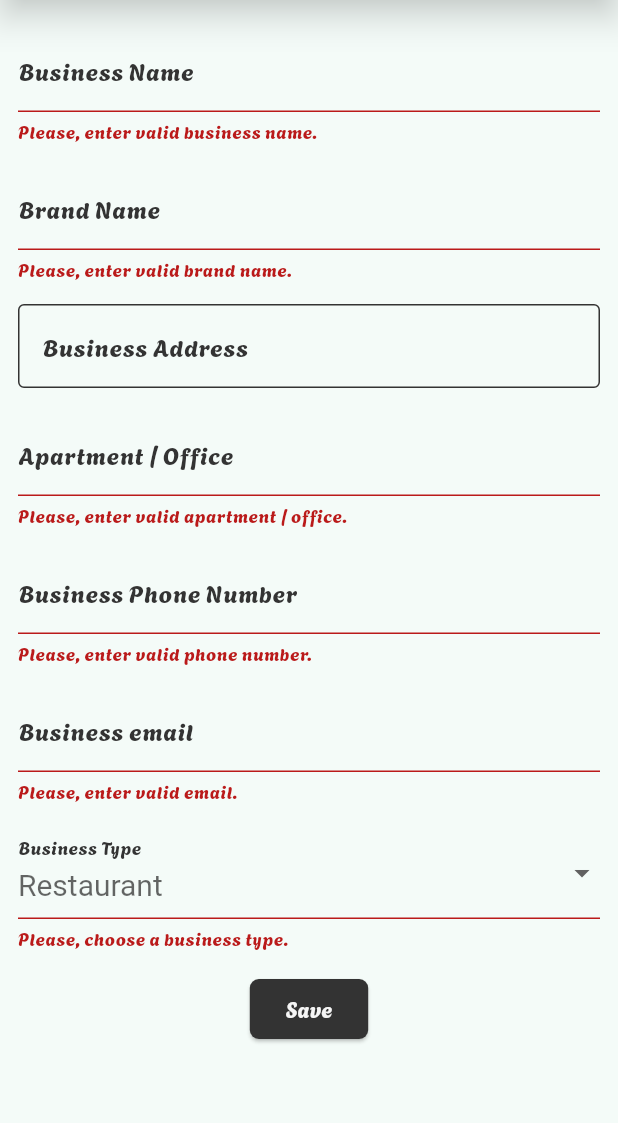
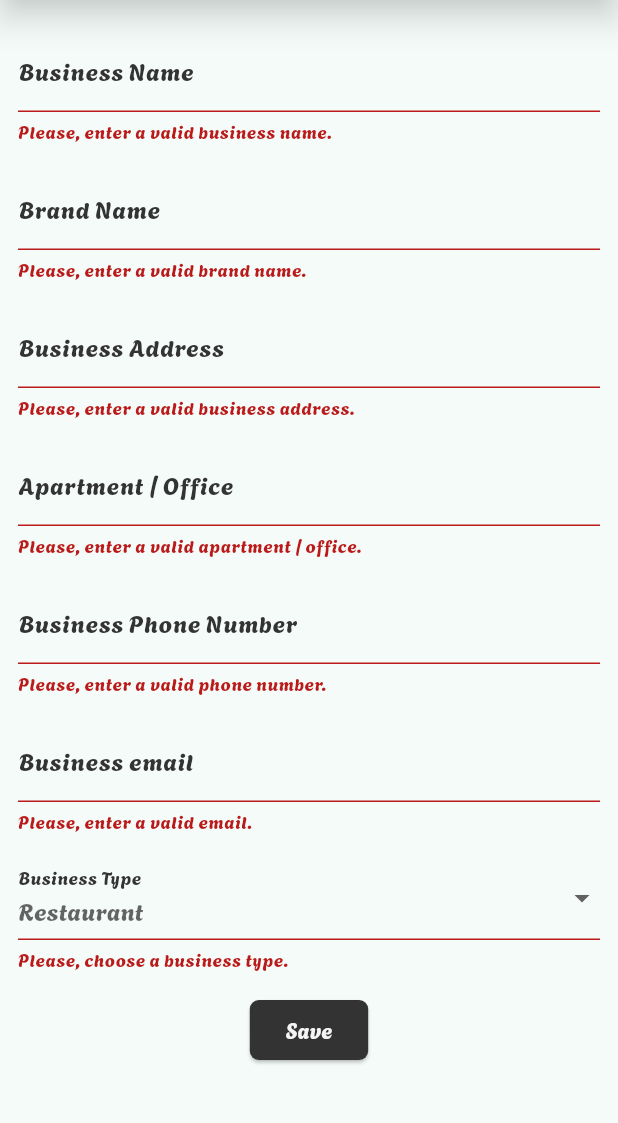
Before and after one commit to cdany840/AppointmentApp, a Flutter app: the BusinessScreen screen opened by its route, after a tap on "Save", on a phone screen of 412 x 824 dp, the part 98-1221 px from its top. Run offline on Flutter 3.47's test engine with Material 2 defaults, Android fonts, the phone set to English and light mode, and no system bars; our stand-ins replace cloud_firestore, concentric_transition, firebase_auth, firebase_core, fluttertoast, font_awesome_flutter and 3 more; accounts and stored records are empty; network calls fail.

Commit message:
Form design V1.0

```diff
--- a/lib/config/helpers/shared/regex.dart
+++ b/lib/config/helpers/shared/regex.dart
@@ -3,7 +3,7 @@
 extension Redex on String {
 
   bool get isValidEmail {
-    RegExp emailRegex = RegExp(r'^[\w-]+(\.[\w-]+)*@[\w-]+(\.[\w-]+)+$');
+    RegExp emailRegex = RegExp(r'^[a-zA-Z0-9._%+-]+@[a-zA-Z0-9.-]+\.[a-zA-Z]{2,}$');
     return emailRegex.hasMatch(this);
   }
 
@@ -23,7 +23,22 @@ extension Redex on String {
   }
 
   bool get isValidAddress{
-    RegExp addressRegex = RegExp(r'^\d*\s*(?:[A-Za-z]+\s*\d*|[A-Za-z]+)$');
+    RegExp addressRegex = RegExp(r'^(?:\d+\s)?[A-Za-z\s]+\s\d+$');
     return addressRegex.hasMatch(this);
   }
+
+  bool get isValidPrice{
+    RegExp priceRegex = RegExp(r'^\d+([.,]\d{1,2})?$');
+    return priceRegex.hasMatch(this);
+  }
+
+  bool get isValidHour{
+    RegExp priceRegex = RegExp(r'^(0[0-9]|09):([1-5][0-9])$');
+    return priceRegex.hasMatch(this);
+  }
+
+  bool get isValidApartment{
+    RegExp apartmentRegex = RegExp(r'^\d*\s*(?:[A-Za-z]+\s*\d*|[A-Za-z]+)$');
+    return apartmentRegex.hasMatch(this);
+  }
 }
--- a/lib/infrastructure/routes.dart
+++ b/lib/infrastructure/routes.dart
@@ -1,4 +1,6 @@
 import 'package:appointment_app/presentation/screens/business/business_screen.dart';
+import 'package:appointment_app/presentation/screens/business/services/add_services.dart';
+import 'package:appointment_app/presentation/screens/business/services/services_screen.dart';
 import 'package:appointment_app/presentation/screens/home/home_screen.dart';
 import 'package:appointment_app/presentation/screens/login/forgot_pass_screen.dart';
 import 'package:appointment_app/presentation/screens/login/login_screen.dart';
@@ -14,5 +16,7 @@ Map<String, WidgetBuilder> getRoutes(){
     '/forgot' : (BuildContext context) => const ForgotPassScreen(),
     '/profile' : (BuildContext context) => const ProfileScreen(),
     '/business' : (BuildContext context) => const BusinessScreen(),
+    '/services' : (BuildContext context) => const ServicesScreen(),
+    '/add_service' : (BuildContext context) => const AddService(),
   };
 }
--- a/lib/main.dart
+++ b/lib/main.dart
@@ -35,12 +35,13 @@ class MyApp extends StatelessWidget {
   Widget build(BuildContext context) {
     return MultiProvider(
       providers: [
-        ChangeNotifierProvider(create: (_) => ProviderDropdown(),)
+        ChangeNotifierProvider( create: (_) => ProviderDropdown() ),
+        ChangeNotifierProvider( create: (_) => ProviderInputTime() )
       ],
       child: MaterialApp(
         debugShowCheckedModeBanner: false,
         routes: getRoutes(),
-        title: 'AppointmentAoo',
+        title: 'AppointmentApp',
         theme: AppTheme( selectedColor: 2, fontFamily: 'Agbalumo' ).theme( Brightness.light ),
         darkTheme: AppTheme( selectedColor: 2 ).theme( Brightness.dark ),
         home: const HomeScreen(),
--- a/lib/presentation/providers/form/form_provider.dart
+++ b/lib/presentation/providers/form/form_provider.dart
@@ -9,5 +9,15 @@ class ProviderDropdown extends ChangeNotifier {
     _dropdownValue = value;
     notifyListeners();
   }
+}
 
+class ProviderInputTime extends ChangeNotifier {
+  TimeOfDay _selectedTime = const TimeOfDay(hour: 0, minute: 10);
+
+  TimeOfDay get selectedTime => _selectedTime;
+
+  set selectedTime(TimeOfDay time) {
+    _selectedTime = time;
+    notifyListeners();
+  }
 }
--- a/lib/presentation/screens/business/business_screen.dart
+++ b/lib/presentation/screens/business/business_screen.dart
@@ -17,9 +17,10 @@ class _BusinessScreenState extends State<BusinessScreen> {
   final items = [ 'Aesthetics', 'Office', 'Mechanic', 'Restaurant', 'Dentist' ];
   TextEditingController contName = TextEditingController();
   TextEditingController contSurnames = TextEditingController();
-  TextEditingController contBirthday = TextEditingController();
+  TextEditingController contAddress = TextEditingController();
+  TextEditingController contEmail = TextEditingController();
+  TextEditingController contApartment = TextEditingController();
   TextEditingController contPhone = TextEditingController();
-  TextEditingController contGender = TextEditingController();
 
   @override
   Widget build(BuildContext context) {
@@ -44,7 +45,7 @@ class _BusinessScreenState extends State<BusinessScreen> {
                   controller: contName,
                   validator: (val) {
                     if (!val!.isValidName || val.isEmpty) {
-                      return 'Please, enter valid business name.';
+                      return 'Please, enter a valid business name.';
                     }
                     return null;
                   },
@@ -56,7 +57,7 @@ class _BusinessScreenState extends State<BusinessScreen> {
                   controller: contSurnames,
                   validator: (val) {
                     if (!val!.isValidName || val.isEmpty) {
-                      return 'Please, enter valid brand name.';
+                      return 'Please, enter a valid brand name.';
                     }
                     return null;
                   }
@@ -65,10 +66,10 @@ class _BusinessScreenState extends State<BusinessScreen> {
                 StyleTextFormField(
                   hintText: 'Presa Falcón 100',
                   labelText: 'Business Address',
-                  controller: contBirthday,
+                  controller: contAddress,
                   validator: (val) {
-                    if (val!.isValidAddress && val.isEmpty) {
-                      return 'Please, enter valid business address.';
+                    if (!val!.isValidAddress || val.isEmpty) {
+                      return 'Please, enter a valid business address.';
                     }
                     return null;
                   }
@@ -77,34 +78,36 @@ class _BusinessScreenState extends State<BusinessScreen> {
                 StyleTextFormField(
                   hintText: '(Optional)',
                   labelText: 'Apartment / Office',
-                  controller: contPhone,
+                  controller: contApartment,
                   validator: (val) {
-                    if (!val!.isValidAddress) {
-                      return 'Please, enter valid apartment / office.';
+                    if (!val!.isValidApartment) {
+                      return 'Please, enter a valid apartment / office.';
                     }
                     return null;
                   }
                 ),
                 const SizedBox( height: 16 ),
                 StyleTextFormField(
+                  keyboardType: TextInputType.phone,
                   hintText: '0000 - 000 - 000 - 000',
                   labelText: 'Business Phone Number',
                   controller: contPhone,
                   validator: (val) {
                     if (!val!.isValidPhone || val.isEmpty) {
-                      return 'Please, enter valid phone number.';
+                      return 'Please, enter a valid phone number.';
                     }
                     return null;
                   }
                 ),
                 const SizedBox( height: 16 ),
                 StyleTextFormField(
+                  keyboardType: TextInputType.emailAddress,
                   hintText: 'example@email.com',
                   labelText: 'Business email',
-                  controller: contBirthday,
+                  controller: contEmail,
                   validator: (val) {
-                    if (val!.isEmpty) {
-                      return 'Please, enter valid email.';
+                    if (!val!.isValidEmail || val.isEmpty) {
+                      return 'Please, enter a valid email.';
                     }
                     return null;
                   }
--- a/lib/presentation/widgets/custom/style_widgets.dart
+++ b/lib/presentation/widgets/custom/style_widgets.dart
@@ -70,10 +70,12 @@ class StyleTextFormField extends StatelessWidget {
     this.keyboardType,
     this.inputFormatters,
     this.validator,
+    this.maxLines
   });
 
   final String? hintText;
   final String labelText;
+  final int? maxLines;
   final TextEditingController controller;
   final TextInputType? keyboardType;
   final List<TextInputFormatter>? inputFormatters;
@@ -82,6 +84,7 @@ class StyleTextFormField extends StatelessWidget {
   @override
   Widget build(BuildContext context) {
     return TextFormField(
+      maxLines: maxLines,
       keyboardType: keyboardType,
       controller: controller,
       autovalidateMode: AutovalidateMode.onUserInteraction,
@@ -117,10 +120,6 @@ class StyleDropdownButtonFormField extends StatelessWidget {
       isExpanded: true,
       validator: validator,
       autovalidateMode: AutovalidateMode.onUserInteraction,
-      style: const TextStyle(
-        color: Color.fromARGB(255, 51, 51, 51),
-        fontSize: 20
-      ),
       decoration: styleInputForm(labelText, hintText),
       items: items.map((String items) {
         return DropdownMenuItem(
--- a/lib/presentation/widgets/login/login_form.dart
+++ b/lib/presentation/widgets/login/login_form.dart
@@ -1,7 +1,7 @@
 import 'package:appointment_app/config/helpers/login/email_auth.dart';
 import 'package:appointment_app/infrastructure/shared_preferences.dart';
 import 'package:appointment_app/presentation/widgets/custom/style_widgets.dart';
-import 'package:appointment_app/presentation/widgets/custom/toast.dart';
+import 'package:appointment_app/presentation/widgets/shared/toast.dart';
 import 'package:flutter/material.dart';
 
 class LoginForm extends StatelessWidget {
--- a/lib/presentation/widgets/login/register_form.dart
+++ b/lib/presentation/widgets/login/register_form.dart
@@ -1,6 +1,6 @@
 import 'package:appointment_app/config/helpers/login/email_auth.dart';
 import 'package:appointment_app/presentation/widgets/custom/style_widgets.dart';
-import 'package:appointment_app/presentation/widgets/custom/toast.dart';
+import 'package:appointment_app/presentation/widgets/shared/toast.dart';
 import 'package:flutter/material.dart';
 
 class RegisterForm extends StatelessWidget {
--- a/pubspec.yaml
+++ b/pubspec.yaml
@@ -28,6 +28,7 @@ environment:
 # the latest version available on pub.dev. To see which dependencies have newer
 # versions available, run `flutter pub outdated`.
 dependencies:
+  cloud_firestore: ^4.13.1
   concentric_transition: ^1.0.3
   cupertino_icons: ^1.0.2
   firebase_auth: ^4.12.0
@@ -37,7 +38,9 @@ dependencies:
   fluttertoast: ^8.2.3
   font_awesome_flutter: ^10.6.0
   google_sign_in: ^6.1.6
+  intl: ^0.18.1
   lottie: ^2.7.0
+  path_provider: ^2.1.1
   provider: ^6.0.5
   shared_preferences: ^2.2.2
 
```
Also changed, not shown: lib/config/helpers/business/services_firebase.dart (added, +29 -0 lines), lib/presentation/screens/business/services/add_services.dart (added, +105 -0 lines), lib/presentation/screens/business/services/services_screen.dart (added, +52 -0 lines), lib/presentation/screens/profile/profile_screen.dart (+21 -16 lines), lib/presentation/widgets/home/create_drawer.dart (+10 -1 lines), lib/presentation/widgets/shared/date_input.dart (added, +113 -0 lines), lib/presentation/widgets/shared/toast.dart (renamed from lib/presentation/widgets/custom/toast.dart), pubspec.lock, 3 other files.
